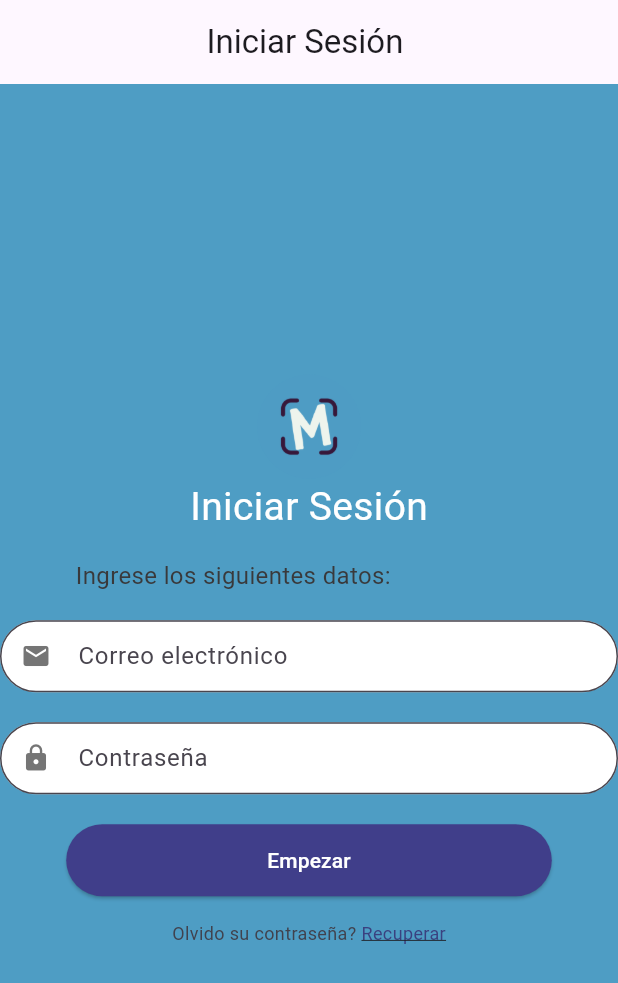
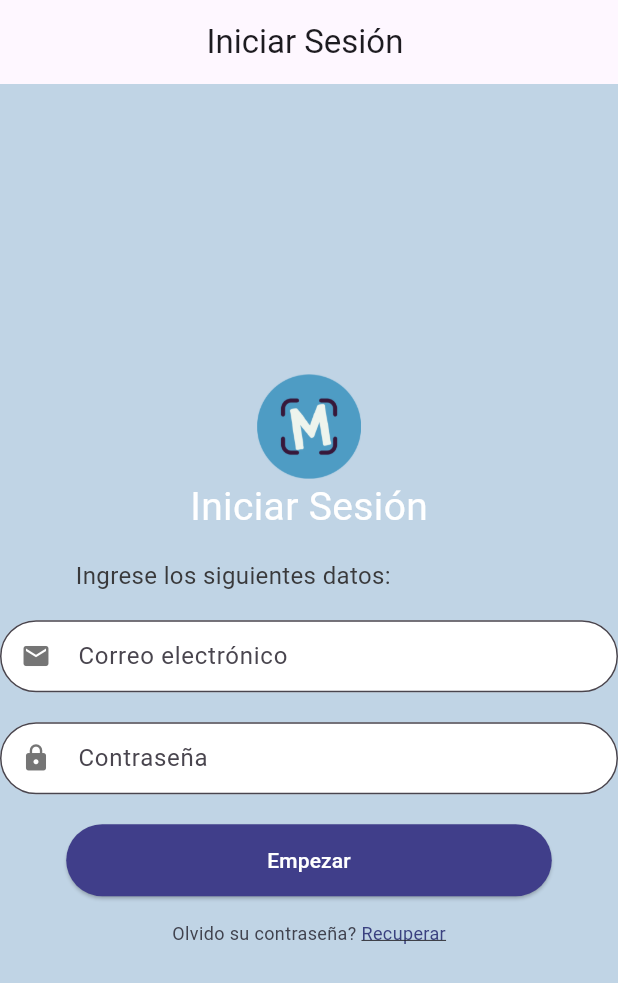
Before and after one commit to YESSENIAJUAREZHERNANDEZ/MPmovil, a Flutter app: the screen it shows after launch, on a phone screen of 412 x 824 dp. Shown: the top 983 px of the screen. Run offline on Flutter 3.47's test engine with Material 2 defaults, Android fonts, the phone set to English and light mode, and no system bars; our stand-ins replace firebase_auth, firebase_core, get, google_sign_in, shared_preferences; accounts and stored records are empty; Roboto replaces fonts that are missing (Droid Sans).

Commit message:
a ramita

```diff
--- a/lib/Screens/IniciarSesion/iniciarsesion.dart
+++ b/lib/Screens/IniciarSesion/iniciarsesion.dart
@@ -8,7 +8,7 @@ class InicioSesion extends StatelessWidget {
   Widget build(BuildContext context) {
     return Scaffold(
       appBar: AppBar(title: const Text("Iniciar Sesión "), centerTitle: true),
-      backgroundColor: Color.fromARGB(255, 78, 157, 196),
+      backgroundColor: Color.fromARGB(255, 192, 212, 229),
       body: Center(
         child: Column(
           mainAxisAlignment: MainAxisAlignment.center,
```
